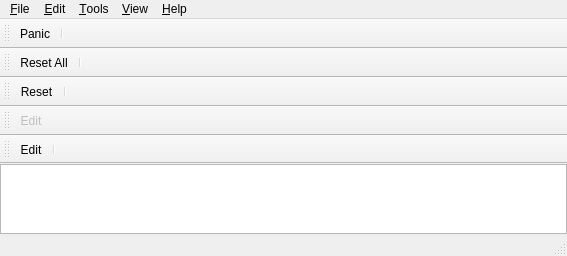
This is trunk/desktop/src/vpiano.ui in svn2github/vmpk as Qt 5 draws it before an edit. The edited form follows.
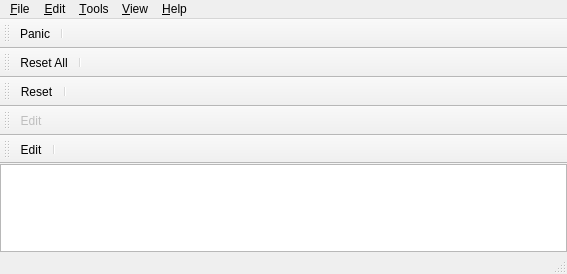
This is the edited form. Icons and pictures are not drawn. Custom widgets are drawn as their Qt base class.

Commit message: Missing help text on menu actions

The edit to the form file:
```diff
--- a/trunk/desktop/src/vpiano.ui
+++ b/trunk/desktop/src/vpiano.ui
@@ -24,7 +24,7 @@
     <x>0</x>
     <y>0</y>
     <width>567</width>
-    <height>217</height>
+    <height>274</height>
    </rect>
   </property>
   <property name="windowTitle">
```
Left out of the diff: 11 changed lines with no effect on the pictures.
